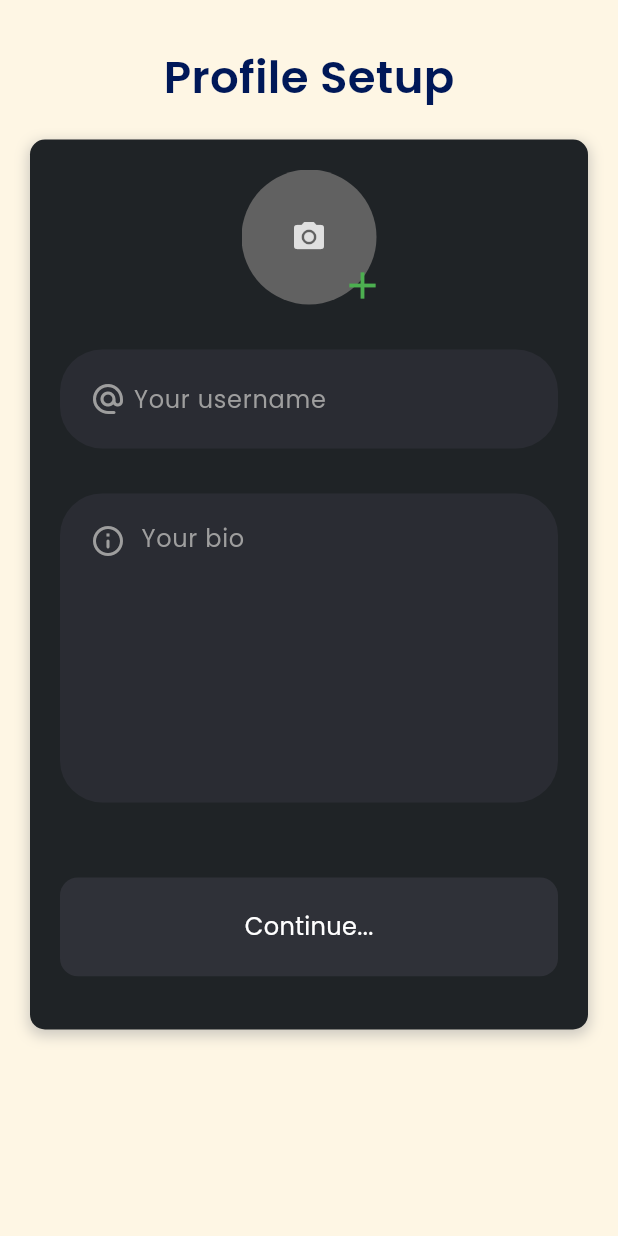
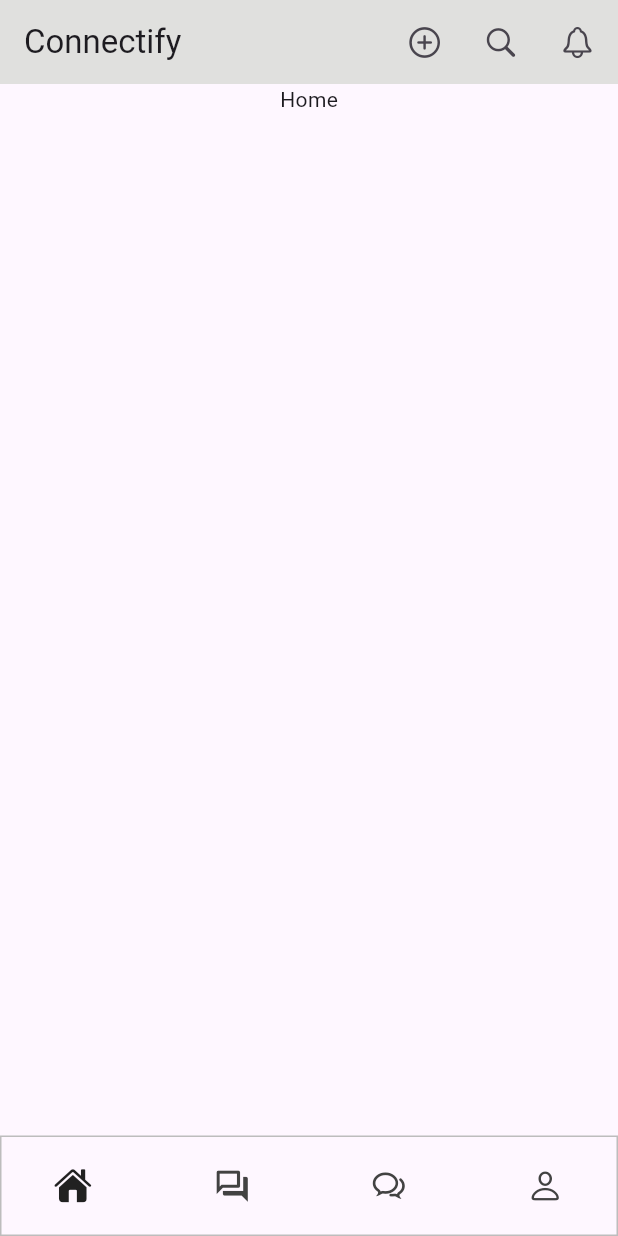
Before and after one commit to 0Armaan025/connectify, a Flutter app: the screen it shows after launch, on a phone screen of 412 x 824 dp. Run offline on Flutter 3.47's test engine with Material 3 defaults, Android fonts, the phone set to English and light mode, and no system bars; drawn by our look-alikes of google_nav_bar; our stand-ins replace animate_do, connectivity_plus, google_fonts, hexcolor, image_picker; project files that could hold a hidden picture were left out.

Commit message:
finally over with navigation

```diff
--- /dev/null
+++ b/lib/common/navbar/custom_navbar.dart
@@ -0,0 +1,72 @@
+import 'package:flutter/cupertino.dart';
+import 'package:flutter/material.dart';
+import 'package:google_nav_bar/google_nav_bar.dart';
+
+class BuildNavBar extends StatelessWidget {
+  final int selectedIndex;
+  final Function(int) onTabChange;
+
+  const BuildNavBar({
+    Key? key,
+    required this.selectedIndex,
+    required this.onTabChange,
+  }) : super(key: key);
+
+  @override
+  Widget build(BuildContext context) {
+    return Container(
+      decoration: BoxDecoration(
+        border: Border.all(
+          color: Colors.grey.shade400,
+          width: 1,
+        ),
+      ),
+      child: SafeArea(
+        child: Padding(
+          padding: const EdgeInsets.symmetric(horizontal: 15.0, vertical: 8),
+          child: GNav(
+            rippleColor: Colors.grey[300]!,
+            hoverColor: Colors.grey[100]!,
+            gap: 2,
+            activeColor: Colors.black,
+            iconSize: 25,
+            tabBorderRadius: 12,
+            padding: const EdgeInsets.symmetric(horizontal: 20, vertical: 12),
+            duration: const Duration(milliseconds: 200),
+            color: Colors.black,
+            tabs: [
+              GButton(
+                icon: selectedIndex == 0
+                    ? CupertinoIcons.house_fill
+                    : CupertinoIcons.house,
+                iconColor: Colors.grey[800],
+                iconActiveColor: Colors.grey[900],
+              ),
+              GButton(
+                icon: selectedIndex == 1 ? Icons.forum : Icons.forum_outlined,
+                iconColor: Colors.grey[800],
+                iconActiveColor: Colors.grey[900],
+              ),
+              GButton(
+                icon: selectedIndex == 2
+                    ? CupertinoIcons.chat_bubble_2_fill
+                    : CupertinoIcons.chat_bubble_2,
+                iconColor: Colors.grey[800],
+                iconActiveColor: Colors.grey[900],
+              ),
+              GButton(
+                icon: selectedIndex == 3
+                    ? CupertinoIcons.person_fill
+                    : CupertinoIcons.person,
+                iconColor: Colors.grey[800],
+                iconActiveColor: Colors.grey[900],
+              ),
+            ],
+            selectedIndex: selectedIndex,
+            onTabChange: onTabChange,
+          ),
+        ),
+      ),
+    );
+  }
+}
--- a/lib/common/utils.dart
+++ b/lib/common/utils.dart
@@ -1,8 +1,13 @@
 import 'dart:io';
 
 import 'package:connectify/constants/constants.dart';
+import 'package:connectify/pallete/pallete.dart';
 import 'package:connectivity_plus/connectivity_plus.dart';
+import 'package:flutter/cupertino.dart';
 import 'package:flutter/material.dart';
+import 'package:google_fonts/google_fonts.dart';
+import 'package:google_nav_bar/google_nav_bar.dart';
+import 'package:hexcolor/hexcolor.dart';
 import 'package:image_picker/image_picker.dart';
 
 final Connectivity connectivity = Connectivity();
@@ -48,3 +53,36 @@ void showSnackBar(BuildContext context, String message) {
     ),
   );
 }
+
+buildAppBar(BuildContext context) {
+  return AppBar(
+    backgroundColor: HexColor("#e0e0de"),
+    actions: <Widget>[
+      Padding(
+        padding: const EdgeInsets.only(right: 3),
+        child: IconButton(
+          onPressed: () {},
+          icon: const Icon(CupertinoIcons.add_circled),
+        ),
+      ),
+      Padding(
+        padding: const EdgeInsets.only(right: 3),
+        child: IconButton(
+          onPressed: () {},
+          icon: const Icon(CupertinoIcons.search),
+        ),
+      ),
+      Padding(
+        padding: const EdgeInsets.only(right: 3),
+        child: IconButton(
+          icon: const Icon(CupertinoIcons.bell),
+          onPressed: () {},
+        ),
+      ),
+    ],
+    title: Text(
+      "Connectify",
+      style: GoogleFonts.gloriaHallelujah(),
+    ),
+  );
+}
--- /dev/null
+++ b/lib/features/views/home/home_page_content.dart
@@ -0,0 +1,29 @@
+import 'package:connectify/common/navbar/custom_navbar.dart';
+import 'package:connectify/common/utils.dart';
+import 'package:flutter/material.dart';
+
+class HomePageContent extends StatefulWidget {
+  const HomePageContent({super.key});
+
+  @override
+  State<HomePageContent> createState() => _HomePageContentState();
+}
+
+class _HomePageContentState extends State<HomePageContent> {
+  @override
+  Widget build(BuildContext context) {
+    return Scaffold(
+      body: SingleChildScrollView(
+        child: SafeArea(
+          child: Column(
+            children: [
+              Center(
+                child: Text("Home"),
+              ),
+            ],
+          ),
+        ),
+      ),
+    );
+  }
+}
--- a/lib/features/views/home/home_view.dart
+++ b/lib/features/views/home/home_view.dart
@@ -1,3 +1,11 @@
+import 'package:connectify/common/navbar/custom_navbar.dart';
+import 'package:connectify/common/utils.dart';
+import 'package:connectify/constants/constants.dart';
+import 'package:connectify/features/views/chats/chats_view.dart';
+import 'package:connectify/features/views/home/home_page_content.dart';
+import 'package:connectify/features/views/profile/profile_view.dart';
+import 'package:connectify/features/views/threads/threads_view.dart';
+import 'package:connectify/pallete/pallete.dart';
 import 'package:flutter/material.dart';
 
 class HomePage extends StatefulWidget {
@@ -8,10 +16,45 @@ class HomePage extends StatefulWidget {
 }
 
 class _HomePageState extends State<HomePage> {
+  int navBarIndex = 0;
+
+  final bgColor = Pallete().bgColor;
+
+  @override
+  void dispose() {
+    super.dispose();
+  }
+
   @override
   Widget build(BuildContext context) {
-    return const Scaffold(
+    final size = MediaQuery.of(context).size;
 
+    return Scaffold(
+      appBar: buildAppBar(context),
+      bottomNavigationBar: BuildNavBar(
+        selectedIndex: navBarIndex,
+        onTabChange: (index) {
+          setState(() {
+            navBarIndex = index;
+          });
+        },
+      ),
+      body: _getSelectedPage(navBarIndex),
     );
   }
+
+  Widget _getSelectedPage(int index) {
+    switch (index) {
+      case 0:
+        return HomePageContent();
+      case 1:
+        return ThreadsView();
+      case 2:
+        return ChatsView();
+      case 3:
+        return ProfileView();
+      default:
+        return HomePageContent();
+    }
+  }
 }
--- a/lib/main.dart
+++ b/lib/main.dart
@@ -1,3 +1,4 @@
+import 'package:connectify/features/views/home/home_view.dart';
 import 'package:connectify/features/views/profile_set_up/profile_set_up_page.dart';
 import 'package:flutter/material.dart';
 
@@ -16,7 +17,7 @@ class MyApp extends StatelessWidget {
         colorScheme: ColorScheme.fromSeed(seedColor: Colors.deepPurple),
         useMaterial3: true,
       ),
-      home: const ProfileSetUpPage(),
+      home: const HomePage(),
     );
   }
 }
--- a/pubspec.yaml
+++ b/pubspec.yaml
@@ -44,6 +44,7 @@ dependencies:
   path_provider: ^2.1.4
   path: ^1.9.0
   animate_do: ^3.3.4
+  google_nav_bar: ^5.0.7
 
 dev_dependencies:
   flutter_test:
```
Also changed, not shown: lib/features/views/chats/chats_view.dart (added, +29 -0 lines), lib/features/views/home_screen/home_screen.dart (deleted, +0 -15 lines), lib/features/views/profile/profile_view.dart (added, +29 -0 lines), lib/features/views/threads/threads_view.dart (added, +29 -0 lines), lib/constants/constants.dart (line endings or trailing spaces), pubspec.lock.
